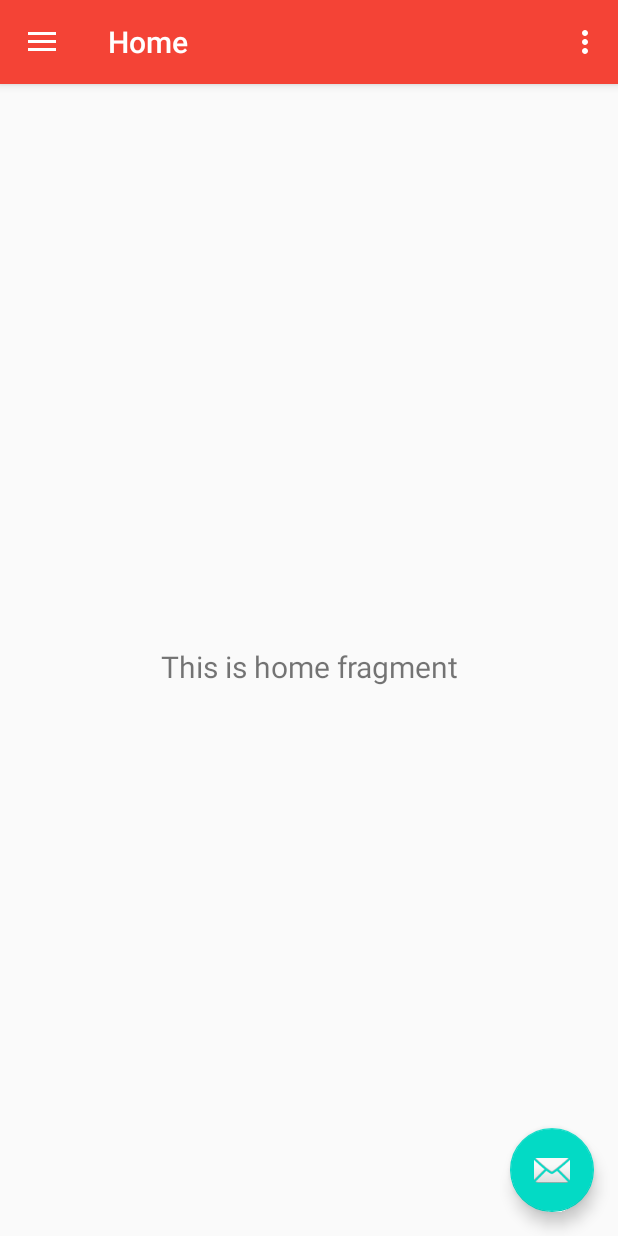
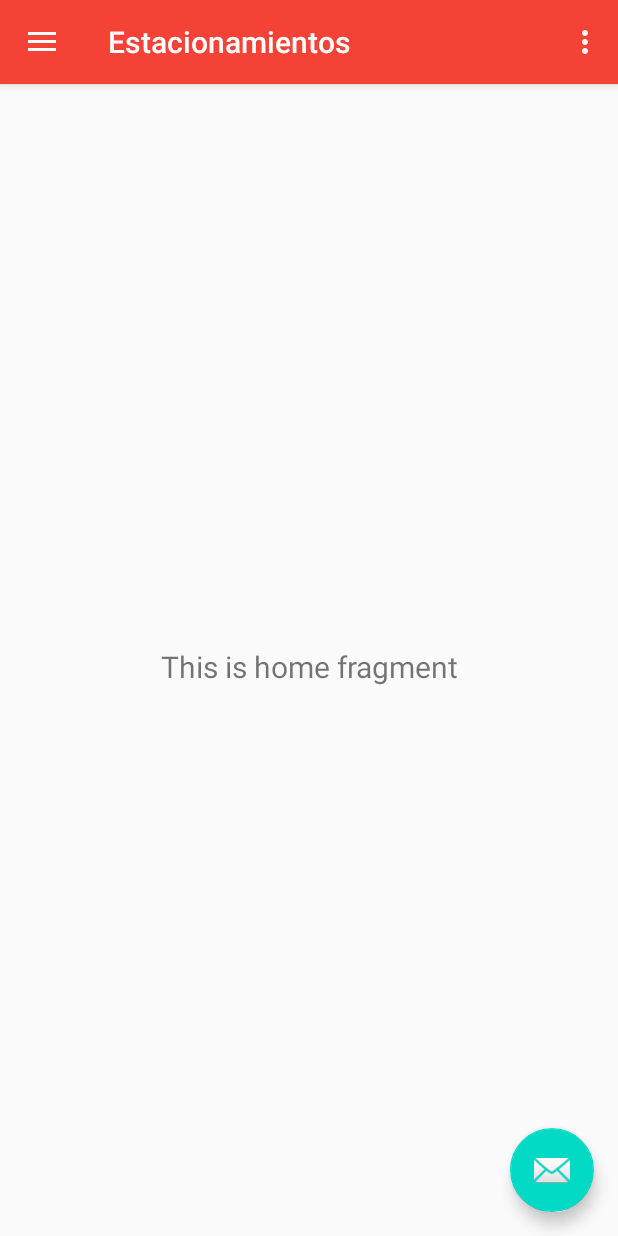
Before and after one commit to angelsimon/PAII-TP3, an Android app: the EstacionamientoActivity screen opened directly, with no data from a screen before it, on a phone screen of 412 x 824 dp. Run offline under Robolectric (Android 15) with nearby library versions, the phone set to English and light mode, and no system bars; our stand-ins replace navigation-ui.

Commit message:
Cambios estéticos en Nav Drawer

```diff
--- a/app/src/main/java/com/grupo06/tp03/EstacionamientoActivity.java
+++ b/app/src/main/java/com/grupo06/tp03/EstacionamientoActivity.java
@@ -51,7 +51,7 @@ public class EstacionamientoActivity extends AppCompatActivity {
         // Passing each menu ID as a set of Ids because each
         // menu should be considered as top level destinations.
         mAppBarConfiguration = new AppBarConfiguration.Builder(
-                R.id.nav_home, R.id.nav_gallery, R.id.nav_slideshow)
+                R.id.nav_estacionamientos, R.id.nav_micuenta)
                 .setDrawerLayout(drawer)
                 .build();
         NavController navController = Navigation.findNavController(this, R.id.nav_host_fragment);
--- a/app/src/main/res/menu/activity_main_drawer.xml
+++ b/app/src/main/res/menu/activity_main_drawer.xml
@@ -5,16 +5,12 @@
 
     <group android:checkableBehavior="single">
         <item
-            android:id="@+id/nav_home"
-            android:icon="@drawable/ic_menu_camera"
+            android:id="@+id/nav_estacionamientos"
+            android:icon="@drawable/iconmonstr_construction_28_24"
             android:title="@string/menu_home" />
         <item
-            android:id="@+id/nav_gallery"
-            android:icon="@drawable/ic_menu_gallery"
-            android:title="@string/menu_gallery" />
-        <item
-            android:id="@+id/nav_slideshow"
-            android:icon="@drawable/ic_menu_slideshow"
-            android:title="@string/menu_slideshow" />
+            android:id="@+id/nav_micuenta"
+            android:icon="@drawable/iconmonstr_id_card_5_24"
+            android:title="@string/menu_account" />
     </group>
 </menu>
--- a/app/src/main/res/navigation/mobile_navigation.xml
+++ b/app/src/main/res/navigation/mobile_navigation.xml
@@ -3,23 +3,18 @@
     xmlns:app="http://schemas.android.com/apk/res-auto"
     xmlns:tools="http://schemas.android.com/tools"
     android:id="@+id/mobile_navigation"
-    app:startDestination="@+id/nav_home">
+    app:startDestination="@+id/nav_estacionamientos">
 
     <fragment
-        android:id="@+id/nav_home"
+        android:id="@+id/nav_estacionamientos"
         android:name="com.grupo06.tp03.ui.home.HomeFragment"
         android:label="@string/menu_home"
         tools:layout="@layout/fragment_home" />
 
     <fragment
-        android:id="@+id/nav_gallery"
+        android:id="@+id/nav_micuenta"
         android:name="com.grupo06.tp03.ui.gallery.GalleryFragment"
-        android:label="@string/menu_gallery"
+        android:label="@string/menu_account"
         tools:layout="@layout/fragment_gallery" />
 
-    <fragment
-        android:id="@+id/nav_slideshow"
-        android:name="com.grupo06.tp03.ui.slideshow.SlideshowFragment"
-        android:label="@string/menu_slideshow"
-        tools:layout="@layout/fragment_slideshow" />
 </navigation>
--- a/app/src/main/res/values/strings.xml
+++ b/app/src/main/res/values/strings.xml
@@ -13,7 +13,6 @@
     <string name="nav_header_desc">Navigation header</string>
     <string name="action_settings">Settings</string>
 
-    <string name="menu_home">Home</string>
-    <string name="menu_gallery">Gallery</string>
-    <string name="menu_slideshow">Slideshow</string>
+    <string name="menu_home">Estacionamientos</string>
+    <string name="menu_account">Mi cuenta</string>
 </resources>
```
Also changed, not shown: app/src/main/res/drawable/iconmonstr_construction_28_24.png (added), app/src/main/res/drawable/iconmonstr_id_card_5_24.png (added).
